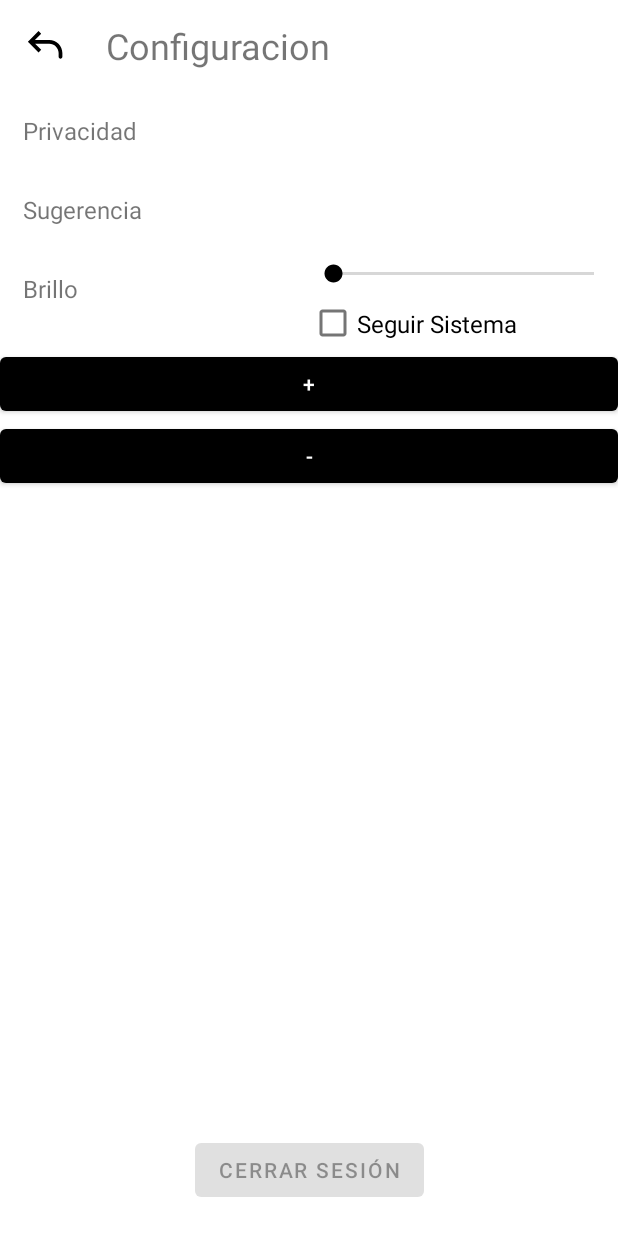
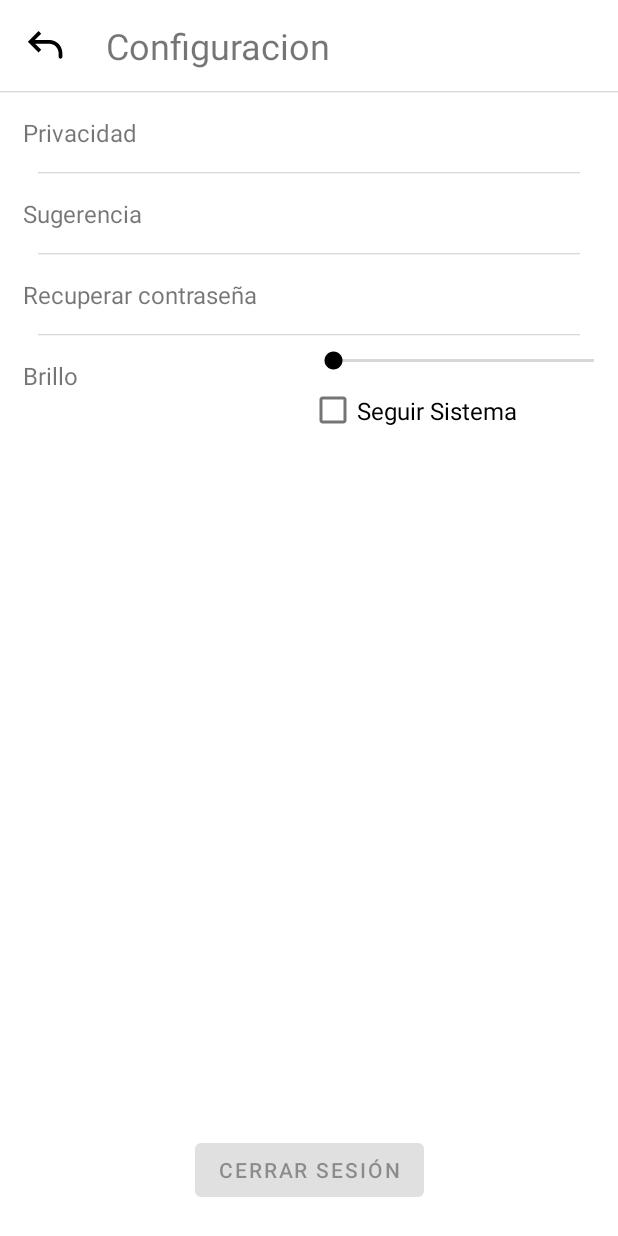
Before and after one commit to WINDOWEXPRESS/Debatazo_Demo, an Android app: the Configuracion screen opened directly, with no data from a screen before it, on a phone screen of 412 x 824 dp. Run offline under Robolectric (Android 15) with nearby library versions, the phone set to English and light mode, and no system bars.

Commit message:
eliminacion de los warning V1, TERMINAR COMPLETO DATOS PERSONAL, EMPEZAR CON RECUPERAR CONTRASEÑA

```diff
--- a/app/src/main/java/com/example/debatazo/configuracion/view/Configuracion.java
+++ b/app/src/main/java/com/example/debatazo/configuracion/view/Configuracion.java
@@ -7,13 +7,11 @@ import androidx.lifecycle.ViewModelProvider;
 
 import android.app.AlertDialog;
 import android.app.Dialog;
-import android.content.DialogInterface;
 import android.content.Intent;
 import android.content.SharedPreferences;
 import android.graphics.Color;
 import android.graphics.drawable.ColorDrawable;
 import android.net.Uri;
-import android.os.Build;
 import android.os.Bundle;
 import android.provider.Settings;
 import android.text.Editable;
--- a/app/src/main/java/com/example/debatazo/debaterecycler/modelview/DebateProductoModelView.java
+++ b/app/src/main/java/com/example/debatazo/debaterecycler/modelview/DebateProductoModelView.java
@@ -11,12 +11,10 @@ import com.example.debatazo.debaterecycler.DebateProducto;
 import com.example.debatazo.debaterecycler.api.ServicioDebateProducto;
 
 import java.util.List;
-import java.util.logging.Logger;
 
 import retrofit2.Call;
 import retrofit2.Callback;
 import retrofit2.Response;
-import retrofit2.http.Tag;
 
 public class DebateProductoModelView extends ViewModel {
     public MutableLiveData<List<DebateProducto>> listas;
--- a/app/src/main/java/com/example/debatazo/imgur/Medias.java
+++ b/app/src/main/java/com/example/debatazo/imgur/Medias.java
@@ -8,7 +8,6 @@ import android.net.Uri;
 import androidx.core.content.ContextCompat;
 
 import java.io.File;
-import java.io.FileOutputStream;
 import java.io.IOException;
 import java.io.InputStream;
 import java.io.OutputStream;
--- a/app/src/main/java/com/example/debatazo/usuario/EnumPerfil.java
+++ b/app/src/main/java/com/example/debatazo/usuario/EnumPerfil.java
@@ -15,10 +15,14 @@ public enum EnumPerfil {
     public final int REFERENCIA_ID;
     public final int REFERENCIA_DRAWABLE;
     public final String URL;
+
     EnumPerfil(int REFERENCIA_ID,int REFERENCIA_DRAWABLE,String URL) {
         this.REFERENCIA_ID = REFERENCIA_ID;
         this.REFERENCIA_DRAWABLE = REFERENCIA_DRAWABLE;
         this.URL = URL;
     }
 
+    public String getURL() {
+        return URL;
+    }
 }
--- a/app/src/main/java/com/example/debatazo/usuario/apirest/ApiServicioUsuario.java
+++ b/app/src/main/java/com/example/debatazo/usuario/apirest/ApiServicioUsuario.java
@@ -29,6 +29,6 @@ public interface ApiServicioUsuario {
     Call<LoggedInUser> getProfile(@Header("token") String token, @Path("id") int id);
 
     @PUT("users/profile/update/{id}")
-    Call<LoggedInUser> updateProfile(@Header("token") String token, @Path("id") int id,@Body LoggedInUser user);
+    Call<ResponseBody> updateProfile(@Header("token") String token, @Path("id") int id,@Body LoggedInUser user);
 
 }
--- a/app/src/main/java/com/example/debatazo/usuario/apirest/RetrofitCliente.java
+++ b/app/src/main/java/com/example/debatazo/usuario/apirest/RetrofitCliente.java
@@ -1,6 +1,7 @@
 package com.example.debatazo.usuario.apirest;
 
 import static com.example.debatazo.utils.GlobalConstants.BASE_URI_SERVER;
+import static com.example.debatazo.utils.GlobalConstants.URL_EMULADOR;
 
 import retrofit2.Retrofit;
 import retrofit2.converter.gson.GsonConverterFactory;
--- a/app/src/main/java/com/example/debatazo/usuario/iniciarsesion/ui/login/LoginViewModel.java
+++ b/app/src/main/java/com/example/debatazo/usuario/iniciarsesion/ui/login/LoginViewModel.java
@@ -3,6 +3,7 @@ package com.example.debatazo.usuario.iniciarsesion.ui.login;
 import android.content.Context;
 import android.content.SharedPreferences;
 import android.util.Patterns;
+import android.widget.TextView;
 
 import androidx.lifecycle.LiveData;
 import androidx.lifecycle.MutableLiveData;
@@ -84,6 +85,11 @@ public class LoginViewModel extends ViewModel {
         });
     }
 
+    public void updatePerfil(LoggedInUser user, TextView mensajeError) {
+
+        // Se realiza la autenticación y se obtiene el resultado
+        loginRepository.updatePerfil(user,loadingLiveData,mensajeError);
+    }
     // Esta función valida la existencia de un token de instancia. Si el token de instancia existe, se inicia sesión automáticamente.
     public void autoLogin(Context context) {
 
--- a/app/src/main/java/com/example/debatazo/utils/GlobalConstants.java
+++ b/app/src/main/java/com/example/debatazo/utils/GlobalConstants.java
@@ -3,9 +3,9 @@ package com.example.debatazo.utils;
 public class GlobalConstants {
 
     public static String BASE_URI_SERVER = "https://debatazo-2cd8a.ew.r.appspot.com/";
-//    public static String URL_ORDENADOR_CHEN = "http://192.168.1.149:8080/";
-//    public static String URL_EMULADOR = "http://10.0.2.2:8080/";
-//    public static String URL_EMULADOR_XING = "http://192.168.3.30:8080/";
+    public static String URL_ORDENADOR_CHEN = "http://192.168.1.149:8080/";
+    public static String URL_EMULADOR = "http://10.0.2.2:8080/";
+    public static String URL_EMULADOR_XING = "http://192.168.3.30:8080/";
 
 
 }
--- a/app/src/main/res/layout/actividad_configuracion.xml
+++ b/app/src/main/res/layout/actividad_configuracion.xml
@@ -8,9 +8,13 @@
 
     <LinearLayout
         android:id="@+id/linearLayout"
-        android:layout_width="match_parent"
-        android:layout_height="match_parent"
-        android:orientation="vertical">
+        android:layout_width="0dp"
+        android:layout_height="0dp"
+        android:orientation="vertical"
+        app:layout_constraintBottom_toBottomOf="parent"
+        app:layout_constraintEnd_toEndOf="parent"
+        app:layout_constraintStart_toStartOf="parent"
+        app:layout_constraintTop_toTopOf="parent">
 
         <LinearLayout
             android:layout_width="match_parent"
@@ -40,7 +44,11 @@
                 tools:ignore="RtlSymmetry" />
 
         </LinearLayout>
-
+        <TextView
+            android:id="@+id/aConfiguracion_textV_borde_configuracion"
+            android:layout_width="match_parent"
+            android:layout_height="1dp"
+            android:background="@drawable/borde_logo" />
         <LinearLayout
             android:layout_width="match_parent"
             android:layout_height="wrap_content"
@@ -58,6 +66,13 @@
 
         </LinearLayout>
 
+        <TextView
+            android:id="@+id/aConfiguracion_textV_bordePrivacidad"
+            android:layout_width="match_parent"
+            android:layout_height="1dp"
+            android:layout_marginRight="25dp"
+            android:layout_marginLeft="25dp"
+            android:background="@drawable/borde_logo" />
         <LinearLayout
             android:layout_width="match_parent"
             android:layout_height="wrap_content"
@@ -75,11 +90,43 @@
 
         </LinearLayout>
 
+        <TextView
+            android:id="@+id/aConfiguracion_textV_bordeSugerencia"
+            android:layout_width="match_parent"
+            android:layout_height="1dp"
+            android:layout_marginRight="25dp"
+            android:layout_marginLeft="25dp"
+            android:background="@drawable/borde_logo" />
+
         <LinearLayout
             android:layout_width="match_parent"
             android:layout_height="wrap_content"
-            android:orientation="horizontal"
-            android:baselineAligned="false">
+            android:orientation="horizontal">
+
+            <TextView
+                android:id="@+id/aConfiguracion_textV_recuperarContrasenia"
+                android:layout_width="0dp"
+                android:layout_height="wrap_content"
+                android:layout_margin="10dp"
+                android:layout_weight="1"
+                android:padding="5dp"
+                android:text="Recuperar contraseña"
+                android:textSize="16sp" />
+        </LinearLayout>
+
+        <TextView
+            android:id="@+id/aConfiguracion_textV_bordeContra"
+            android:layout_width="match_parent"
+            android:layout_height="1dp"
+            android:layout_marginRight="25dp"
+            android:layout_marginLeft="25dp"
+            android:background="@drawable/borde_logo" />
+
+        <LinearLayout
+            android:layout_width="match_parent"
+            android:layout_height="wrap_content"
+            android:baselineAligned="false"
+            android:orientation="horizontal">
 
             <LinearLayout
                 android:layout_width="match_parent"
@@ -99,6 +146,8 @@
                     tools:ignore="NestedWeights" />
 
             </LinearLayout>
+
+
 
             <LinearLayout
                 android:id="@+id/aConfiguracion_linearLV_brillo"
@@ -136,18 +185,6 @@
         </LinearLayout>
 
 
-        <Button
-            android:id="@+id/aumentar"
-            android:layout_width="match_parent"
-            android:layout_height="wrap_content"
-            android:text="+" />
-
-        <Button
-            android:id="@+id/disminuir"
-            android:layout_width="match_parent"
-            android:layout_height="wrap_content"
-            android:text="-" />
-
     </LinearLayout>
 
     <Button
--- a/app/src/main/res/layout/desplegable_publicar.xml
+++ b/app/src/main/res/layout/desplegable_publicar.xml
@@ -28,7 +28,7 @@
             android:layout_width="35dp"
             android:layout_height="35dp"
             android:layout_gravity="center"
-            android:src="@drawable/cerrar_tabla_publicar"
+            android:src="@drawable/flecha_volver"
             android:contentDescription="Volver" />
 
         <TextView
--- a/app/src/main/res/layout/desplegable_sugerencia.xml
+++ b/app/src/main/res/layout/desplegable_sugerencia.xml
@@ -29,7 +29,8 @@
                 android:layout_width="35dp"
                 android:layout_height="35dp"
                 android:layout_gravity="center"
-                android:src="@drawable/flecha_volver" />
+                android:src="@drawable/flecha_volver"
+                android:contentDescription="@string/boton_volver" />
 
             <TextView
                 android:id="@+id/dSugerencia_textV_sugerencia"
--- a/app/src/main/res/values/sexo.xml
+++ b/app/src/main/res/values/sexo.xml
@@ -5,4 +5,9 @@
         <item>Hombre</item>
         <item>Mujer</item>
     </string-array>
+    <string-array name="sex_abrev_array">
+        <item>*</item>
+        <item>H</item>
+        <item>M</item>
+    </string-array>
 </resources>
```
Also changed, not shown: app/src/main/java/com/example/debatazo/ActividadPrincipal.java (+7 -28 lines), app/src/main/java/com/example/debatazo/usuario/datospersonal/ActividadDatosPersonal.java (+176 -13 lines), app/src/main/java/com/example/debatazo/usuario/iniciarsesion/data/LoginRepository.java (+41 -0 lines), app/src/main/java/com/example/debatazo/usuario/iniciarsesion/data/model/LoggedInUser.java (+29 -5 lines), app/src/main/res/layout/actividad_datos_personal.xml (+65 -39 lines), app/src/main/res/values/strings.xml (+29 -20 lines), 1 other file.
